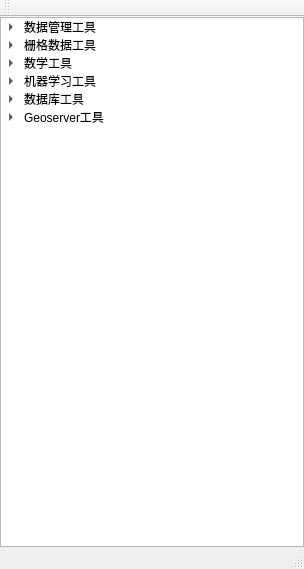
Above: core/appUI/UIDesigner/MainWindowDesigner.ui from bevenkyy/GITenberg9 before the change. Below: the same form after it.
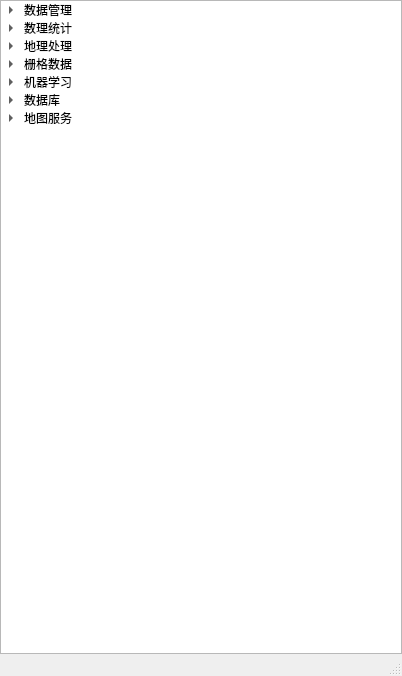
That is the form after the change.

Commit message: 删除了码云git代码管理中，不必要的Python运行缓存目录”__pycache__“

```diff
--- a/core/appUI/UIDesigner/MainWindowDesigner.ui
+++ b/core/appUI/UIDesigner/MainWindowDesigner.ui
@@ -6,8 +6,8 @@
    <rect>
     <x>0</x>
     <y>0</y>
-    <width>304</width>
-    <height>569</height>
+    <width>402</width>
+    <height>676</height>
    </rect>
   </property>
   <property name="windowTitle">
@@ -42,7 +42,7 @@
       </column>
       <item>
        <property name="text">
-        <string>数据管理工具</string>
+        <string>数据管理</string>
        </property>
        <item>
         <property name="text">
@@ -77,13 +77,33 @@
       </item>
       <item>
        <property name="text">
-        <string>栅格数据工具</string>
+        <string>数理统计</string>
+       </property>
+       <item>
+        <property name="text">
+         <string>经验统计模型</string>
+        </property>
+       </item>
+       <item>
+        <property name="text">
+         <string>应用方程</string>
+        </property>
+       </item>
+      </item>
+      <item>
+       <property name="text">
+        <string>地理处理</string>
        </property>
        <item>
         <property name="text">
          <string>像元值提取</string>
         </property>
        </item>
+      </item>
+      <item>
+       <property name="text">
+        <string>栅格数据</string>
+       </property>
        <item>
         <property name="text">
          <string>波段计算器</string>
@@ -122,17 +142,7 @@
       </item>
       <item>
        <property name="text">
-        <string>数学工具</string>
-       </property>
-       <item>
-        <property name="text">
-         <string>经验统计模型</string>
-        </property>
-       </item>
-      </item>
-      <item>
-       <property name="text">
-        <string>机器学习工具</string>
+        <string>机器学习</string>
        </property>
        <item>
         <property name="text">
@@ -152,7 +162,7 @@
       </item>
       <item>
        <property name="text">
-        <string>数据库工具</string>
+        <string>数据库</string>
        </property>
        <item>
         <property name="text">
@@ -162,7 +172,7 @@
       </item>
       <item>
        <property name="text">
-        <string>Geoserver工具</string>
+        <string>地图服务</string>
        </property>
        <item>
         <property name="text">
@@ -175,17 +185,6 @@
    </layout>
   </widget>
   <widget class="QStatusBar" name="statusBar"/>
-  <widget class="QToolBar" name="toolBar">
-   <property name="windowTitle">
-    <string>toolBar</string>
-   </property>
-   <attribute name="toolBarArea">
-    <enum>TopToolBarArea</enum>
-   </attribute>
-   <attribute name="toolBarBreak">
-    <bool>false</bool>
-   </attribute>
-  </widget>
  </widget>
  <resources/>
  <connections/>
```
Left out of the diff: 11 changed lines with no effect on the pictures. The commit also changes 103 other files.
